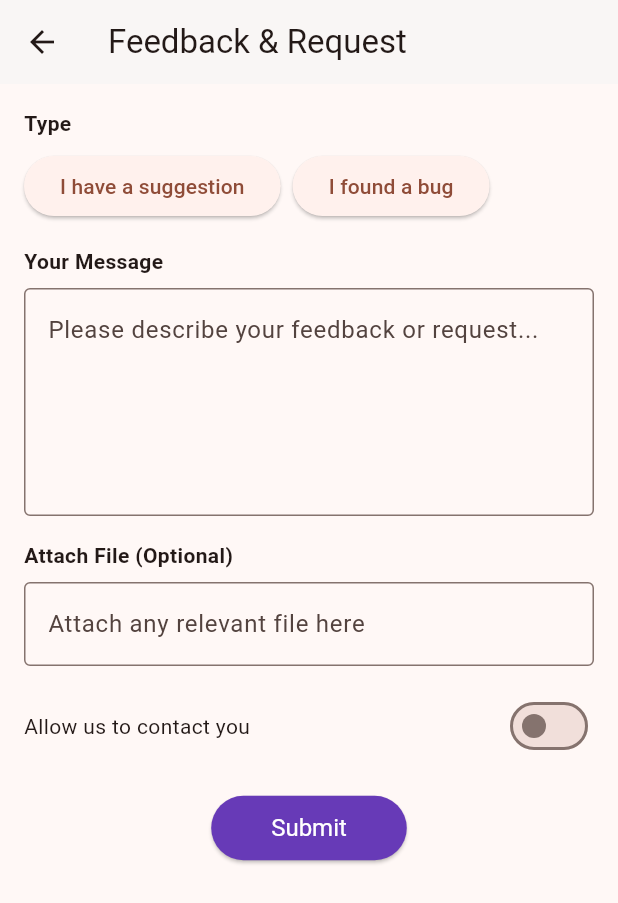
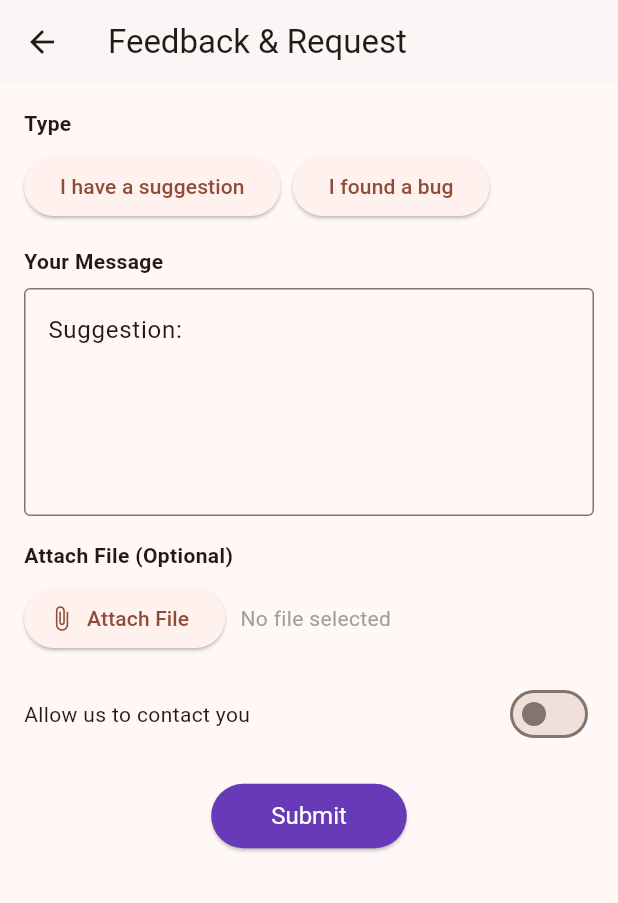
Before and after one commit to yeshalao16/Riderekta, a Flutter app: the FeedbackRequestScreen screen opened directly, after a tap on "I have a suggestion", on a phone screen of 412 x 824 dp. Shown: the top 903 px of the screen. Run offline on Flutter 3.47's test engine with Material 3 defaults, Android fonts, the phone set to English and light mode, and no system bars; our stand-ins replace file_picker, flutter_map, geolocator, latlong2, shared_preferences; accounts and stored records are empty.

Commit message:
update of feedback file picker and the overflowing of pixels

```diff
--- a/lib/main.dart
+++ b/lib/main.dart
@@ -1,6 +1,8 @@
 import 'package:flutter/material.dart';
 import 'package:http/http.dart' as http;
 import 'dart:convert';
+import 'package:file_picker/file_picker.dart';
+import 'package:shared_preferences/shared_preferences.dart';
 import 'ebike_specific_route.dart';
 import 'admin.dart';
 import 'RouteHistoryScreen.dart';
@@ -1125,6 +1127,8 @@ class _UserDashboardState extends State<UserDashboard> {
 
 
 
+
+
 class FeedbackRequestScreen extends StatefulWidget {
   const FeedbackRequestScreen({super.key});
 
@@ -1133,7 +1137,60 @@ class FeedbackRequestScreen extends StatefulWidget {
 }
 
 class _FeedbackRequestScreenState extends State<FeedbackRequestScreen> {
-  bool allowContact = false; // Manage the state of the toggle switch
+  bool allowContact = false;
+  String? attachedFileName;
+  String selectedType = "";
+  final TextEditingController _messageController = TextEditingController();
+
+  Future<void> _pickFile() async {
+    final result = await FilePicker.platform.pickFiles();
+    if (result != null && result.files.isNotEmpty) {
+      setState(() {
+        attachedFileName = result.files.single.name;
+      });
+      ScaffoldMessenger.of(context).showSnackBar(
+        SnackBar(content: Text('File attached: ${result.files.single.name}')),
+      );
+    }
+  }
+
+  Future<void> _submitFeedback() async {
+    final prefs = await SharedPreferences.getInstance();
+    final List<String> existing =
+        prefs.getStringList('feedback_list') ?? [];
+
+    final Map<String, dynamic> feedback = {
+      "type": selectedType.isEmpty ? "General" : selectedType,
+      "message": _messageController.text.trim(),
+      "file": attachedFileName ?? "",
+      "allowContact": allowContact,
+      "timestamp": DateTime.now().toString(),
+    };
+
+    existing.add(jsonEncode(feedback));
+    await prefs.setStringList('feedback_list', existing);
+
+    ScaffoldMessenger.of(context).showSnackBar(
+      const SnackBar(content: Text("Your feedback has been submitted!")),
+    );
+
+    setState(() {
+      selectedType = "";
+      _messageController.clear();
+      attachedFileName = null;
+      allowContact = false;
+    });
+  }
+
+  void _setType(String type) {
+    setState(() {
+      selectedType = type;
+      _messageController.text = "$type: ";
+      _messageController.selection = TextSelection.fromPosition(
+        TextPosition(offset: _messageController.text.length),
+      );
+    });
+  }
 
   @override
   Widget build(BuildContext context) {
@@ -1159,11 +1216,11 @@ class _FeedbackRequestScreenState extends State<FeedbackRequestScreen> {
                 runSpacing: 8,
                 children: [
                   ElevatedButton(
-                    onPressed: () {},
+                    onPressed: () => _setType("Suggestion"),
                     child: const Text("I have a suggestion"),
                   ),
                   ElevatedButton(
-                    onPressed: () {},
+                    onPressed: () => _setType("Bug Report"),
                     child: const Text("I found a bug"),
                   ),
                 ],
@@ -1174,8 +1231,9 @@ class _FeedbackRequestScreenState extends State<FeedbackRequestScreen> {
                 style: TextStyle(fontWeight: FontWeight.bold),
               ),
               const SizedBox(height: 8),
-              const TextField(
-                decoration: InputDecoration(
+              TextField(
+                controller: _messageController,
+                decoration: const InputDecoration(
                   hintText: 'Please describe your feedback or request...',
                   border: OutlineInputBorder(),
                 ),
@@ -1187,11 +1245,22 @@ class _FeedbackRequestScreenState extends State<FeedbackRequestScreen> {
                 style: TextStyle(fontWeight: FontWeight.bold),
               ),
               const SizedBox(height: 8),
-              const TextField(
-                decoration: InputDecoration(
-                  hintText: 'Attach any relevant file here',
-                  border: OutlineInputBorder(),
-                ),
+              Row(
+                children: [
+                  ElevatedButton.icon(
+                    onPressed: _pickFile,
+                    icon: const Icon(Icons.attach_file),
+                    label: const Text('Attach File'),
+                  ),
+                  const SizedBox(width: 10),
+                  Expanded(
+                    child: Text(
+                      attachedFileName ?? 'No file selected',
+                      overflow: TextOverflow.ellipsis,
+                      style: const TextStyle(color: Colors.grey),
+                    ),
+                  ),
+                ],
               ),
               const SizedBox(height: 16),
               Row(
@@ -1216,17 +1285,13 @@ class _FeedbackRequestScreenState extends State<FeedbackRequestScreen> {
                   style: ElevatedButton.styleFrom(
                     backgroundColor: Colors.deepPurple,
                     foregroundColor: Colors.white,
-                    padding:
-                    const EdgeInsets.symmetric(horizontal: 40, vertical: 12),
+                    padding: const EdgeInsets.symmetric(
+                      horizontal: 40,
+                      vertical: 12,
+                    ),
                     textStyle: const TextStyle(fontSize: 16),
                   ),
-                  onPressed: () {
-                    ScaffoldMessenger.of(context).showSnackBar(
-                      const SnackBar(
-                        content: Text("Your feedback has been submitted!"),
-                      ),
-                    );
-                  },
+                  onPressed: _submitFeedback,
                   child: const Text('Submit'),
                 ),
               ),
@@ -1238,6 +1303,7 @@ class _FeedbackRequestScreenState extends State<FeedbackRequestScreen> {
     );
   }
 }
+
 
 
 
--- a/pubspec.yaml
+++ b/pubspec.yaml
@@ -36,6 +36,7 @@ dependencies:
 
   # The following adds the Cupertino Icons font to your application.
   # Use with the CupertinoIcons class for iOS style icons.
+  file_picker: ^8.0.0
   shared_preferences: ^2.2.3
   flutter_map: ^7.0.0
   latlong2: ^0.9.0
```
Also changed, not shown: pubspec.lock, 1 other file.
